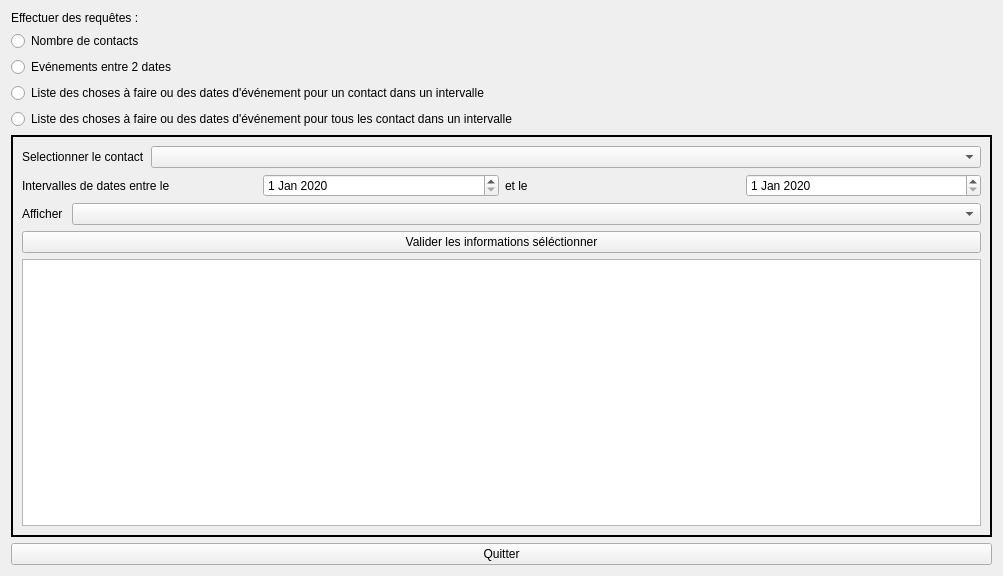
The window that Projet/RequeteWindow.ui (Dwarron/ProjetCDAA) describes before a commit, drawn with Qt 5.
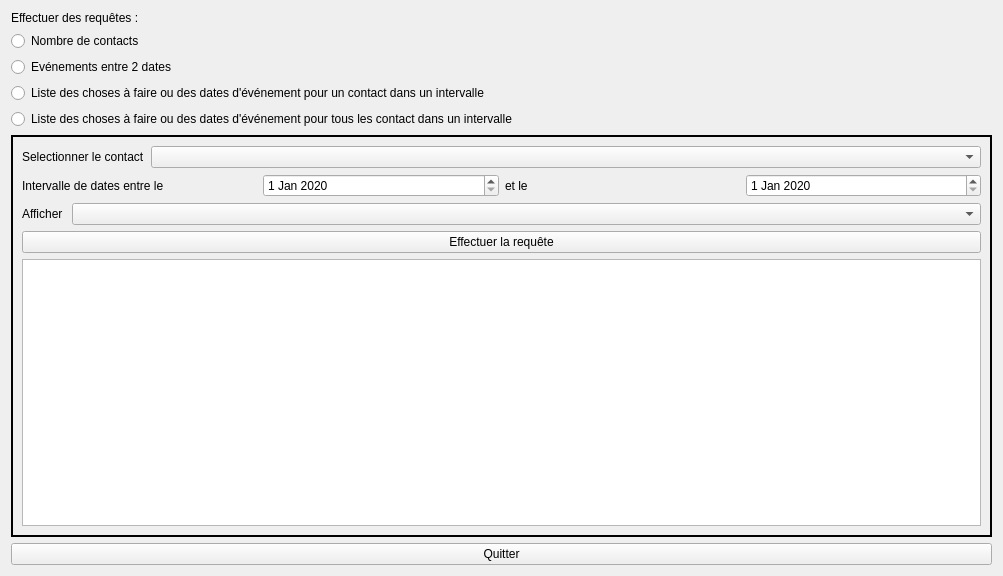
The same window after the commit.

Commit message: Classe interface entre QObject et classes POO, recherche interactive et selection d'un contact pour modification, création d'un contact

Diff of the .ui file:
```diff
--- a/Projet/RequeteWindow.ui
+++ b/Projet/RequeteWindow.ui
@@ -185,7 +185,7 @@
              <item>
               <widget class="QLabel" name="label_2">
                <property name="text">
-                <string>Intervalles de dates entre le </string>
+                <string>Intervalle de dates entre le </string>
                </property>
               </widget>
              </item>
@@ -243,7 +243,7 @@
            <item>
             <widget class="QPushButton" name="validInfosContactPushButton">
              <property name="text">
-              <string>Valider les informations séléctionner</string>
+              <string>Effectuer la requête</string>
              </property>
             </widget>
            </item>
```
Left out of the diff: 3 changed lines with no effect on the pictures. The commit also changes 74 other files.
